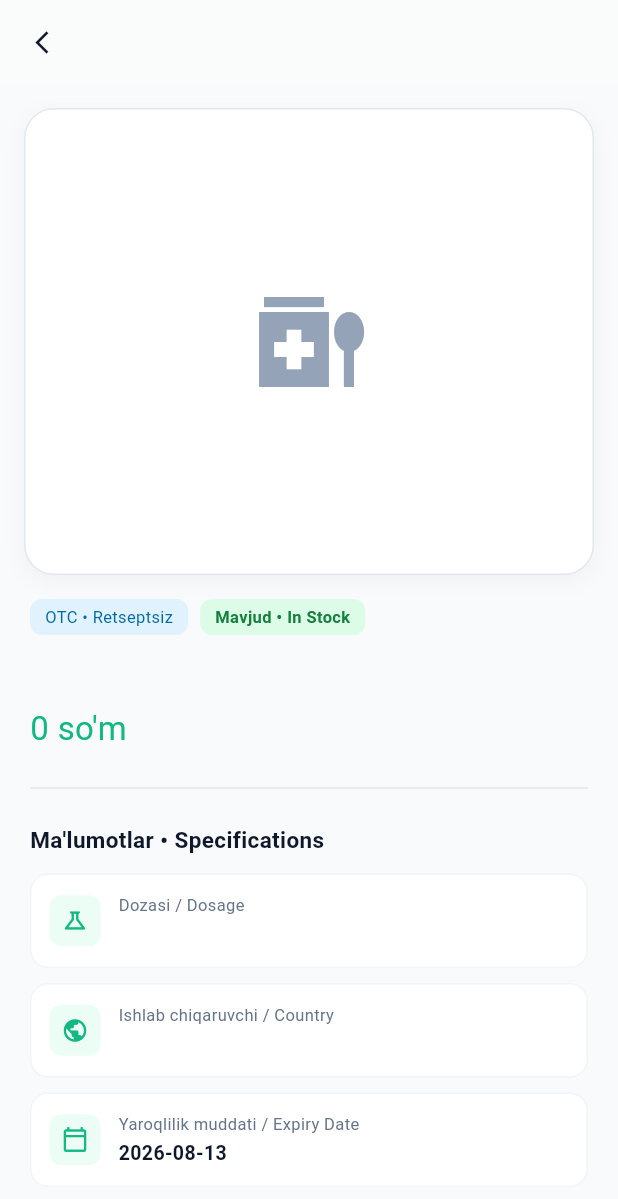
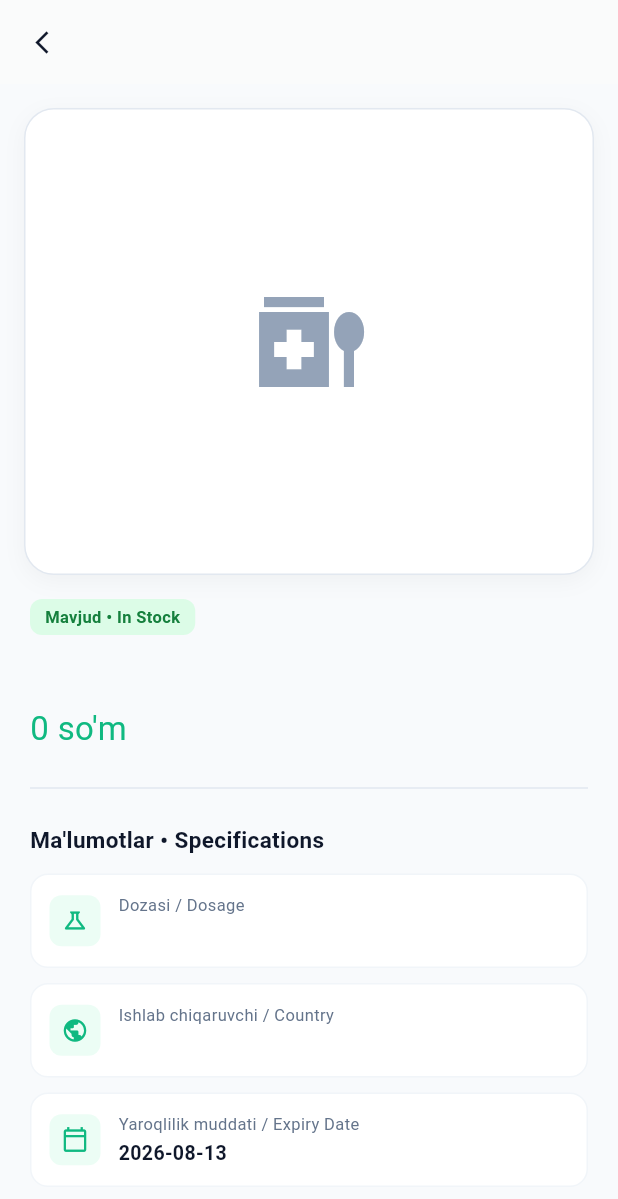
Before and after one commit to bexruz-web/PharmaAI, a Flutter app: the MedicationDetailScreen screen opened directly with empty values, on a phone screen of 412 x 824 dp. Shown: the top 1199 px of the screen. Run offline on Flutter 3.47's test engine with Material 3 defaults, Android fonts, the phone set to English and light mode, and no system bars; our stand-ins replace supabase_flutter; accounts and stored records are empty; statements that could not run were skipped.

Commit message:
fix(ui): render Rx badge conditionally only when prescription_required is true and hide OTC badge completely

```diff
--- a/lib/screens/medication_detail_screen.dart
+++ b/lib/screens/medication_detail_screen.dart
@@ -97,30 +97,28 @@ class MedicationDetailScreen extends StatelessWidget {
               child: Column(
                 crossAxisAlignment: CrossAxisAlignment.start,
                 children: [
-                  // Badges Row (Rx/OTC & InStock)
+                  // Badges Row
                   Row(
                     children: [
-                      // Prescription Status Badge
+                      // Render Prescription Badge ONLY IF prescriptionRequired is TRUE
+                      if (medication.prescriptionRequired) ...[
                         Container(
                           padding: const EdgeInsets.symmetric(horizontal: 10, vertical: 4),
                           decoration: BoxDecoration(
-                          color: medication.prescriptionRequired
-                              ? const Color(0xFFFEE2E2)
-                              : const Color(0xFFE0F2FE),
+                            color: const Color(0xFFFEE2E2),
                             borderRadius: BorderRadius.circular(8),
                           ),
-                        child: Text(
-                          medication.prescriptionRequired ? 'Rx • Retseptli' : 'OTC • Retseptsiz',
+                          child: const Text(
+                            'Rx • Retseptli',
                             style: TextStyle(
-                            color: medication.prescriptionRequired
-                                ? const Color(0xFFB91C1C)
-                                : const Color(0xFF0369A1),
+                              color: Color(0xFFB91C1C),
                               fontWeight: FontWeight.extrabold,
                               fontSize: 11,
                             ),
                           ),
                         ),
                         const SizedBox(width: 8),
+                      ],
 
                       // Stock Badge
                       Container(
```
Also changed, not shown: lib/screens/home_screen.dart (+29 -2 lines), lib/screens/pharmacy_profile_screen.dart (+28 -2 lines), lib/screens/search_screen.dart (+31 -5 lines), 1 other file. Lines whose indentation alone changed are shown as unchanged.
